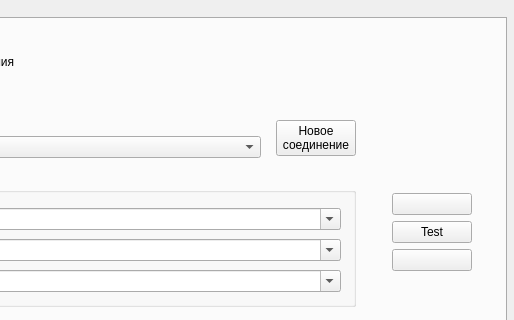
Qt form apps/kiosk/src/ui/registrationdialog.ui (Ilkhom-S/e-kiosk) before a commit; both pictures show x 640 to 1154 and y 0 to 320 of the 1154 by 794 pixel window.
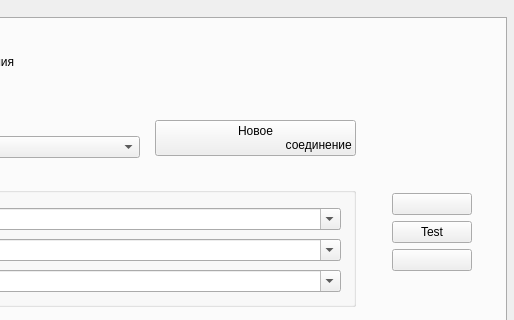
The same form after that commit. The open tabs and pages were chosen to show the change. Icons and pictures are not drawn.

```diff
--- a/apps/kiosk/src/ui/registrationdialog.ui
+++ b/apps/kiosk/src/ui/registrationdialog.ui
@@ -863,7 +863,7 @@
                 <widget class="QPushButton" name="btnAdminCreateNewConnection">
                  <property name="text">
                   <string>Новое
-соединение</string>
+                                      соединение</string>
                  </property>
                  <property name="icon">
                   <iconset>
```
Left out of the diff: 151 changed lines with no effect on the pictures. Lines whose indentation alone changed are shown as unchanged.
